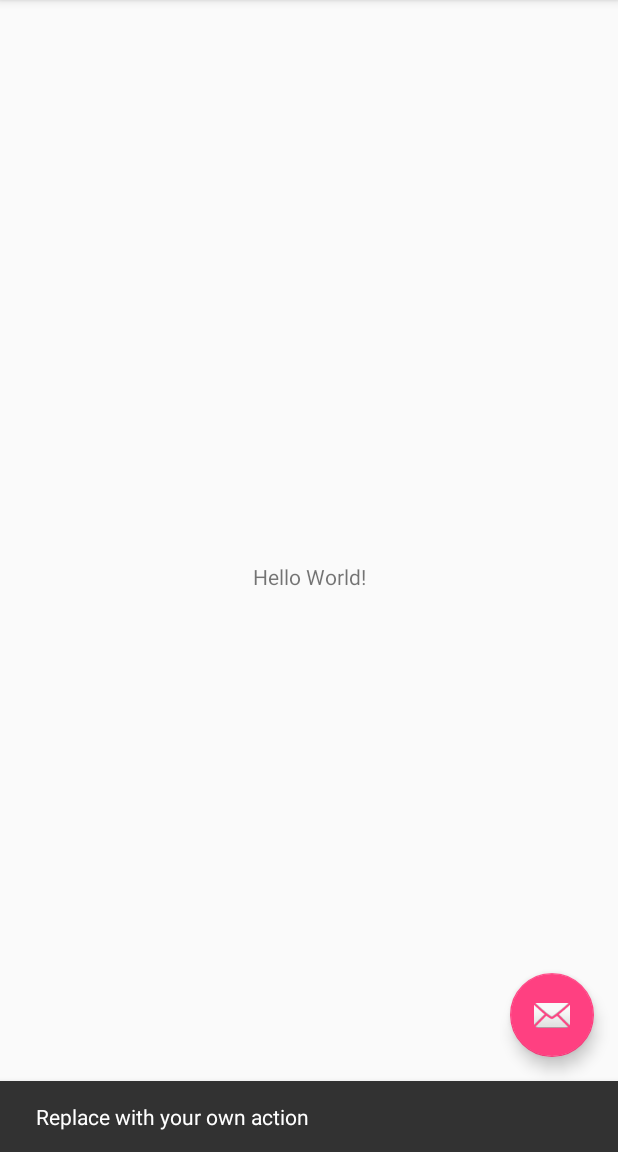
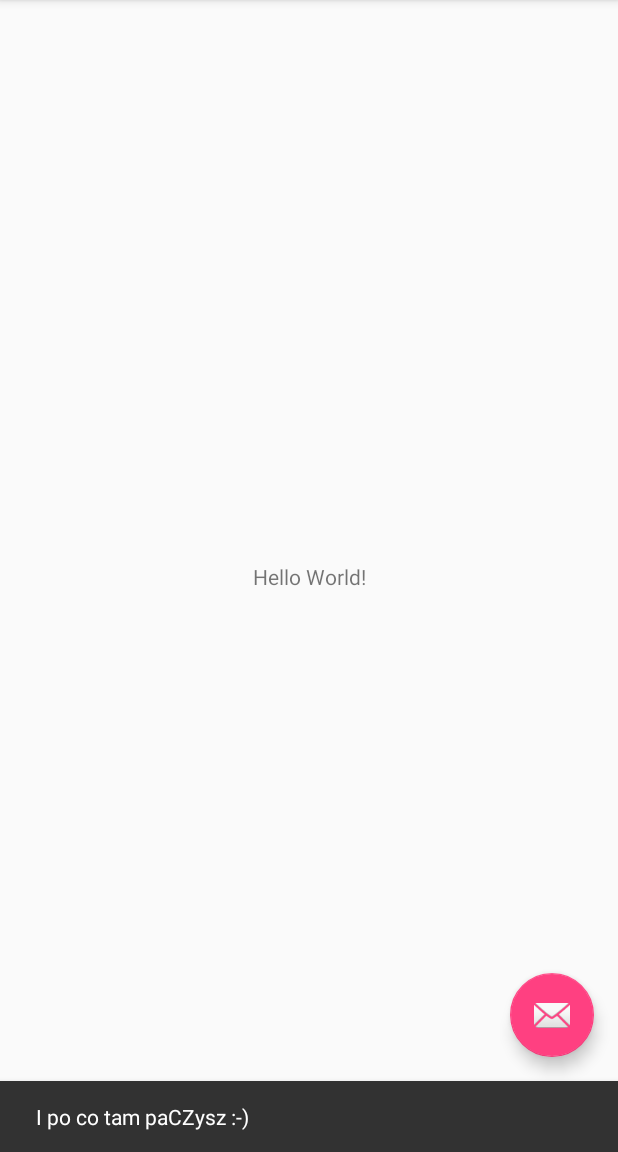
Before and after one commit to luk6xff/LovelyClock, an Android app: the screen it shows after launch (MainActivity), after a tap on an icon or button, on a phone screen of 412 x 824 dp, the part 84-1236 px from its top. Run offline under Robolectric (Android 15) with nearby library versions, the phone set to English and light mode, and no system bars; our stand-ins replace ButterKnife.

Commit message:
start of the app

```diff
--- a/app/build.gradle
+++ b/app/build.gradle
@@ -27,6 +27,7 @@ dependencies {
     compile 'com.android.support:appcompat-v7:25.3.1'
     compile 'com.android.support.constraint:constraint-layout:1.0.2'
     compile 'com.android.support:design:25.3.1'
-    compile 'com.jakewharton:butterknife:8.0.1'
+    compile 'com.jakewharton:butterknife:8.8.1'
+    annotationProcessor 'com.jakewharton:butterknife-compiler:8.8.1'
     testCompile 'junit:junit:4.12'
 }
--- a/app/src/main/java/com/igbt6/lovelyclock/MainActivity.java
+++ b/app/src/main/java/com/igbt6/lovelyclock/MainActivity.java
@@ -5,11 +5,23 @@ import android.support.design.widget.FloatingActionButton;
 import android.support.design.widget.Snackbar;
 import android.support.v7.app.AppCompatActivity;
 import android.support.v7.widget.Toolbar;
-import android.view.View;
 import android.view.Menu;
 import android.view.MenuItem;
+import android.view.View;
+
+import butterknife.BindView;
+import butterknife.ButterKnife;
+import butterknife.OnClick;
 
 public class MainActivity extends AppCompatActivity {
+
+    @BindView(R.id.fab) FloatingActionButton fab;
+    @OnClick(R.id.fab)
+    public void onClick(View view)
+    {
+        Snackbar.make(view, "I po co tam paCZysz :-)", Snackbar.LENGTH_LONG)
+                .setAction("Action", null).show();
+    }
 
     @Override
     protected void onCreate(Bundle savedInstanceState) {
@@ -18,7 +30,7 @@ public class MainActivity extends AppCompatActivity {
         Toolbar toolbar = (Toolbar) findViewById(R.id.toolbar);
         setSupportActionBar(toolbar);
 
-        FloatingActionButton fab = (FloatingActionButton) findViewById(R.id.fab);
+        /*
         fab.setOnClickListener(new View.OnClickListener() {
             @Override
             public void onClick(View view) {
@@ -26,6 +38,8 @@ public class MainActivity extends AppCompatActivity {
                         .setAction("Action", null).show();
             }
         });
+*/
+        ButterKnife.bind(this);
     }
 
     @Override
```
Also changed, not shown: 1 other file.
